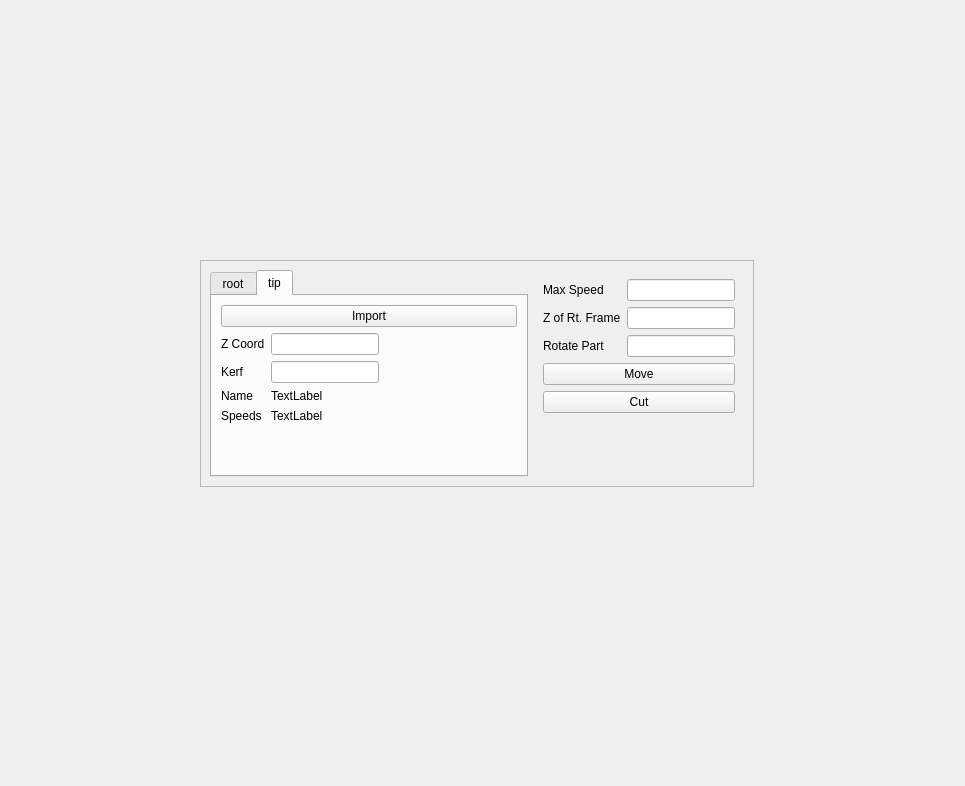
Above: gui/playing.ui from mschafer/foamcut before the change. Below: the same form after it.
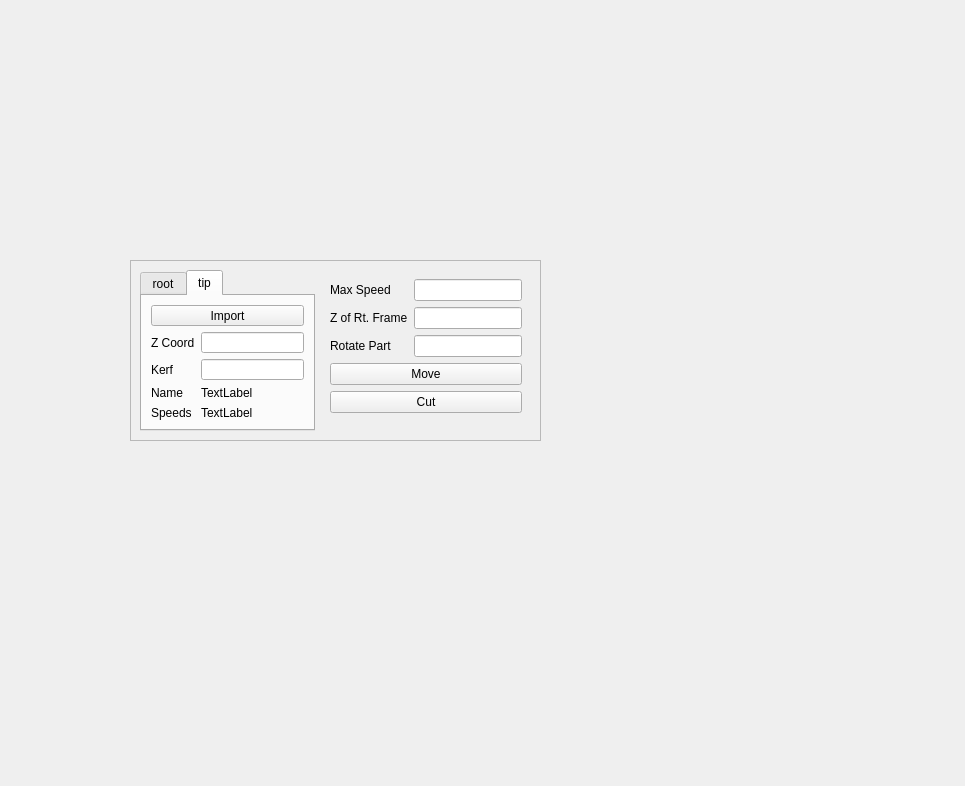
That is the form after the change.

What changed in the file:
```diff
--- a/gui/playing.ui
+++ b/gui/playing.ui
@@ -16,10 +16,10 @@
   <widget class="QFrame" name="frame">
    <property name="geometry">
     <rect>
-     <x>200</x>
+     <x>130</x>
      <y>260</y>
-     <width>554</width>
-     <height>227</height>
+     <width>411</width>
+     <height>181</height>
     </rect>
    </property>
    <property name="sizePolicy">
```
Left out of the diff: 2 changed lines with no effect on the pictures.
